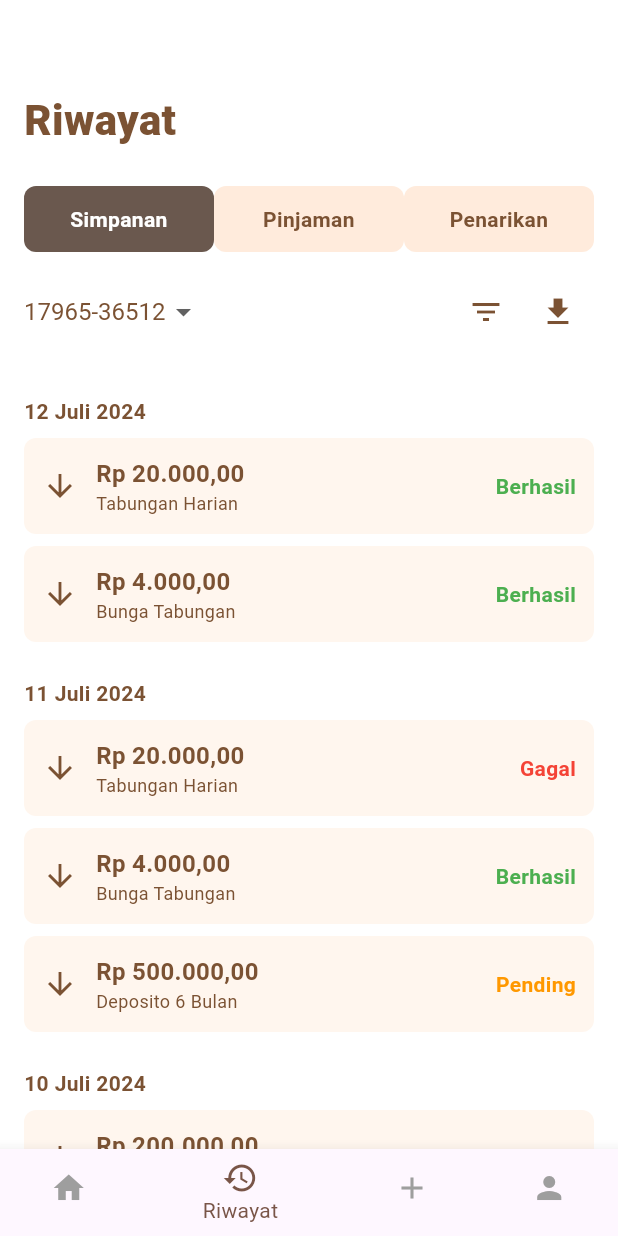
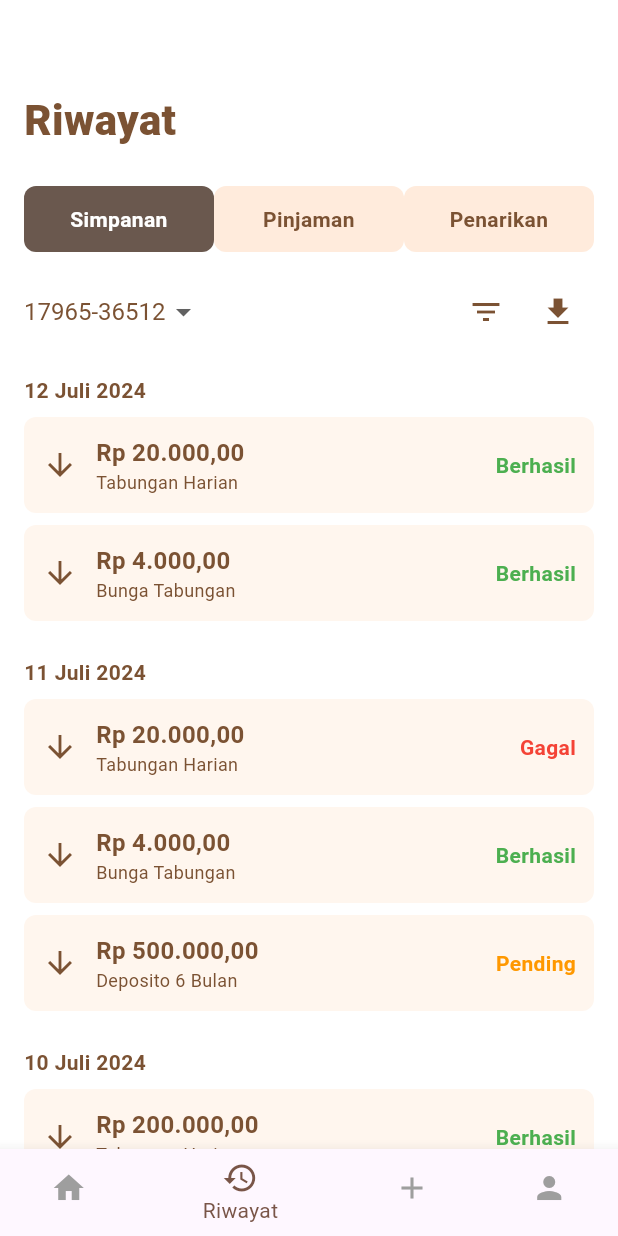
Before and after one commit to AriefMade/digicoop, a Flutter app: the Riwayat screen opened directly, on a phone screen of 412 x 824 dp. Run offline on Flutter 3.47's test engine with Material 3 defaults, Android fonts, the phone set to English and light mode, and no system bars.

Commit message:
ngehilangin padding terlalu parah diantara tanggal dan nomor id user

```diff
--- a/lib/Riwayat/riwayat.dart
+++ b/lib/Riwayat/riwayat.dart
@@ -78,11 +78,12 @@ class _RiwayatState extends State<Riwayat> {
                 )
               ],
             ),
-            SizedBox(height: 16),
+            SizedBox(height: 1),
 
             // Transactions List
             Expanded(
               child: ListView(
+                padding: EdgeInsets.only(top: 1),
                 children: [
                   _buildTransactionDate("12 Juli 2024"),
                   _buildTransactionItem(
```
